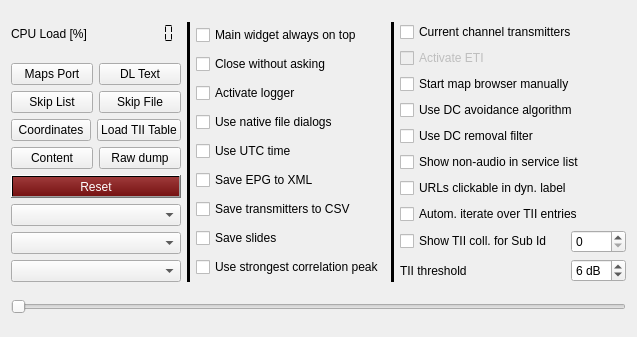
Before: the Qt Designer form src/configuration/configuration.ui in tomneda/DABstar, drawn with Qt 5.
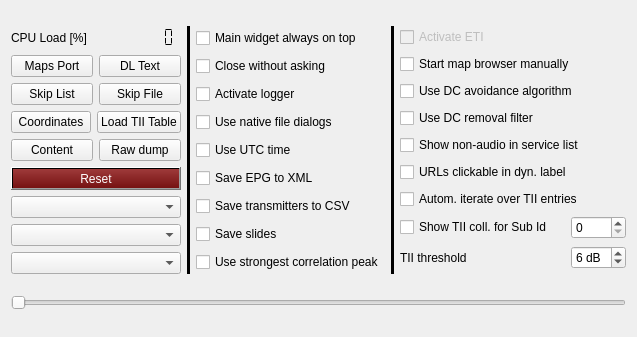
After: the same form once the commit is applied.

Commit message:
Remove unused checkbox and simplify tooltip text
- Deleted the "Current channel transmitters" checkbox as it is no longer used.
- Updated the tooltip for the "Activate ETI" checkbox for clarity.
- Simplified UI configuration by removing redundant elements.

Patch:
```diff
--- a/src/configuration/configuration.ui
+++ b/src/configuration/configuration.ui
@@ -322,16 +322,6 @@
      </item>
      <item>
       <layout class="QVBoxLayout" name="verticalLayout">
-       <item>
-        <widget class="QCheckBox" name="cbShowOnlyCurrTrans">
-         <property name="toolTip">
-          <string>&lt;html&gt;&lt;head/&gt;&lt;body&gt;&lt;p&gt;Set in the configuration that - rather than showing all transmitters on a map - only the transmitters that are seen for the currrent channel are made visible.&lt;/p&gt;&lt;/body&gt;&lt;/html&gt;</string>
-         </property>
-         <property name="text">
-          <string>Current channel transmitters</string>
-         </property>
-        </widget>
-       </item>
        <item>
         <widget class="QCheckBox" name="cbActivateEti">
          <property name="enabled">
```
Left out of the diff: 2 changed lines with no effect on the pictures.
